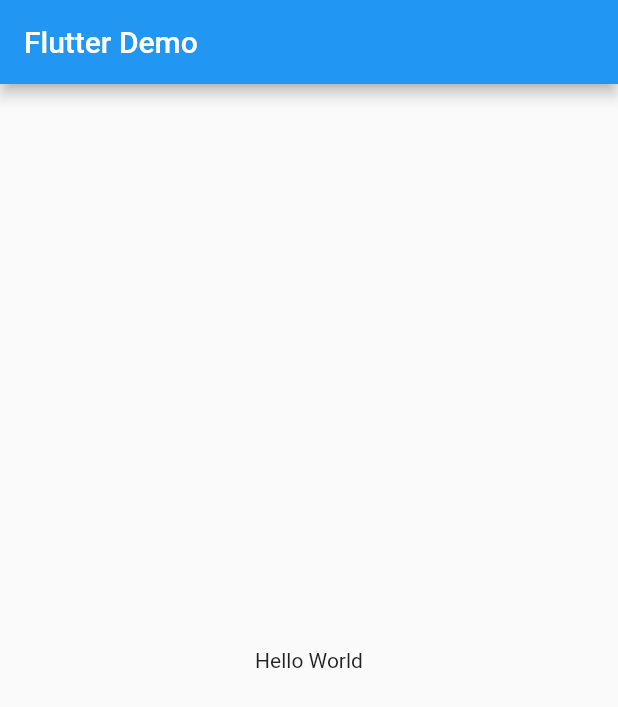
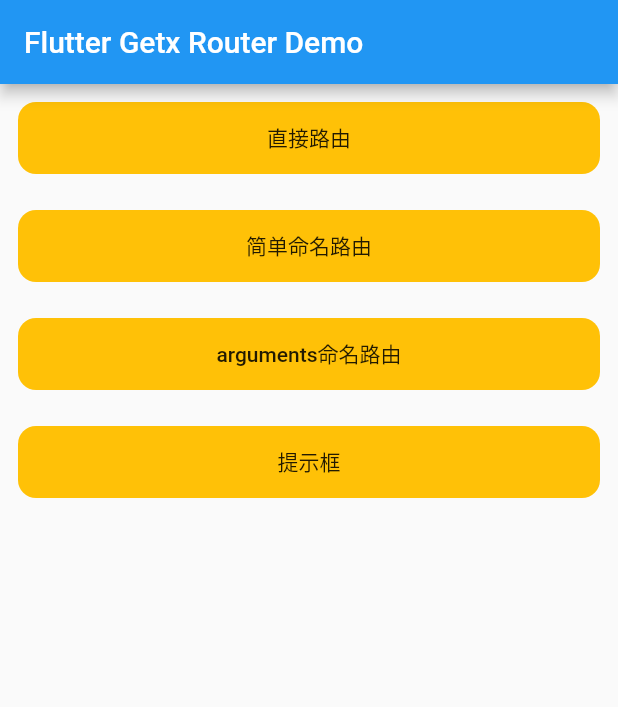
Before and after one commit to leafney/flutter_demo, a Flutter app: the screen it shows after launch, on a phone screen of 412 x 824 dp. Shown: the top 707 px of the screen. Run offline on Flutter 3.47's test engine with Material 2 defaults, Android fonts, the phone set to English and light mode, and no system bars; our stand-ins replace get.

Commit message:
test getx router

```diff
--- /dev/null
+++ b/lib/cheatBtn.dart
@@ -0,0 +1,21 @@
+import 'package:flutter/material.dart';
+
+class CheatBtn extends StatelessWidget {
+  final Function onPress;
+  final String text;
+
+  const CheatBtn({Key key, this.text, this.onPress}) : super(key: key);
+
+  @override
+  Widget build(BuildContext context) {
+    return Container(
+      margin: EdgeInsets.all(12),
+      width: double.infinity,
+      decoration: BoxDecoration(
+        color: Colors.amber,
+        borderRadius: BorderRadius.circular(12),
+      ),
+      child: FlatButton(onPressed: onPress, child: Text(text)),
+    );
+  }
+}
--- a/lib/home_page.dart
+++ b/lib/home_page.dart
@@ -1,4 +1,8 @@
 import 'package:flutter/material.dart';
+import 'package:flutter_demo/cheatBtn.dart';
+import 'package:flutter_demo/pages/other/other_page.dart';
+import 'package:flutter_demo/routes/app_routes.dart';
+import 'package:get/get.dart';
 
 class MyHomePage extends StatelessWidget {
   const MyHomePage({Key key}) : super(key: key);
@@ -7,10 +11,36 @@ class MyHomePage extends StatelessWidget {
   Widget build(BuildContext context) {
     return Scaffold(
       appBar: AppBar(
-        title: Text('Flutter Demo'),
+        title: Text('Flutter Getx Router Demo'),
       ),
-      body: Center(
-        child: Text('Hello World'),
+      body: SingleChildScrollView(
+        child: Column(
+          children: [
+            CheatBtn(
+                text: '直接路由',
+                onPress: () => Get.to(
+                      OtherPage(),
+                      // transition: Transition.zoom,
+                      arguments: '直接路由',
+                    )),
+            CheatBtn(
+                text: '简单命名路由', onPress: () => Get.toNamed(AppRoutes.USER)),
+            CheatBtn(
+                text: 'arguments命名路由',
+                onPress: () async {
+                  var result =
+                      await Get.toNamed(AppRoutes.OTHER, arguments: 'nihao');
+                  print('带参数命名路由返回:$result');
+                }),
+            CheatBtn(
+                text: '提示框',
+                onPress: () => Get.snackbar(
+                      'Hi',
+                      '这是一条消息',
+                      snackPosition: SnackPosition.BOTTOM,
+                    )),
+          ],
+        ),
       ),
     );
   }
--- a/lib/main.dart
+++ b/lib/main.dart
@@ -1,17 +1,21 @@
 import 'package:flutter/material.dart';
 import 'package:flutter_demo/home_page.dart';
+import 'package:flutter_demo/routes/app_pages.dart';
+import 'package:get/get.dart';
 
 void main() => runApp(MyApp());
 
 class MyApp extends StatelessWidget {
   @override
   Widget build(BuildContext context) {
-    return MaterialApp(
+    return GetMaterialApp(
       title: 'Flutter Demo',
       theme: ThemeData(
         primarySwatch: Colors.blue,
       ),
       home: MyHomePage(),
+      getPages: AppPages.pages, // 页面
+      defaultTransition: Transition.upToDown, // 默认页面切换方式
     );
   }
 }
--- /dev/null
+++ b/lib/routes/app_pages.dart
@@ -0,0 +1,29 @@
+import 'package:flutter_demo/home_page.dart';
+import 'package:flutter_demo/pages/other/other_page.dart';
+import 'package:flutter_demo/pages/user/user_page.dart';
+import 'package:flutter_demo/routes/app_routes.dart';
+import 'package:get/route_manager.dart';
+
+abstract class AppPages {
+  static final pages = [
+    GetPage(
+      name: AppRoutes.HOME,
+      page: () => MyHomePage(),
+      transition: Transition.rightToLeftWithFade,
+    ),
+    GetPage(
+      name: AppRoutes.OTHER,
+      page: () => OtherPage(),
+      transition: Transition.zoom,
+    ),
+    GetPage(
+      name: AppRoutes.USER,
+      page: () => UserPage(),
+      transition: Transition.downToUp,
+    ),
+    GetPage(
+      name: '${AppRoutes.USER}/:name',
+      page: () => UserPage(),
+    ),
+  ];
+}
--- /dev/null
+++ b/lib/routes/app_routes.dart
@@ -0,0 +1,6 @@
+abstract class AppRoutes {
+  static const INITIAL = '/';
+  static const HOME = '/home';
+  static const OTHER = '/other';
+  static const USER = '/user';
+}
--- a/pubspec.yaml
+++ b/pubspec.yaml
@@ -23,6 +23,7 @@ dependencies:
   # The following adds the Cupertino Icons font to your application.
   # Use with the CupertinoIcons class for iOS style icons.
   cupertino_icons: ^0.1.2
+  get: ^3.23.1
 
 dev_dependencies:
   flutter_test:
```
Also changed, not shown: lib/pages/other/other_page.dart (added, +22 -0 lines), lib/pages/user/user_page.dart (added, +12 -0 lines), pubspec.lock.
